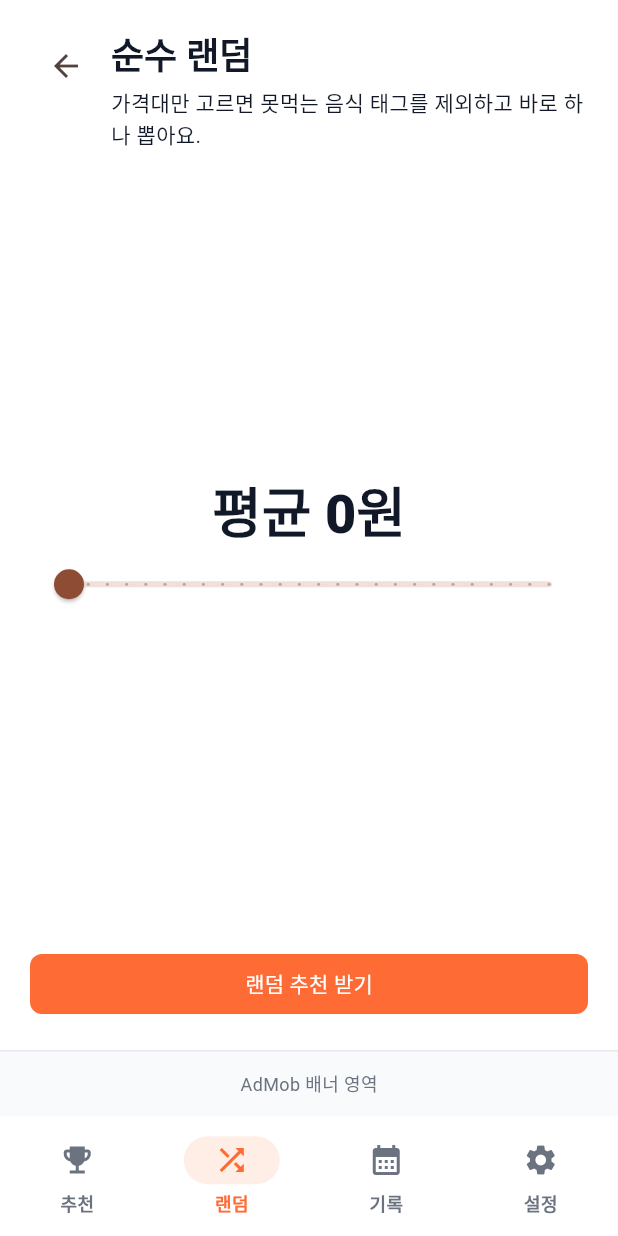
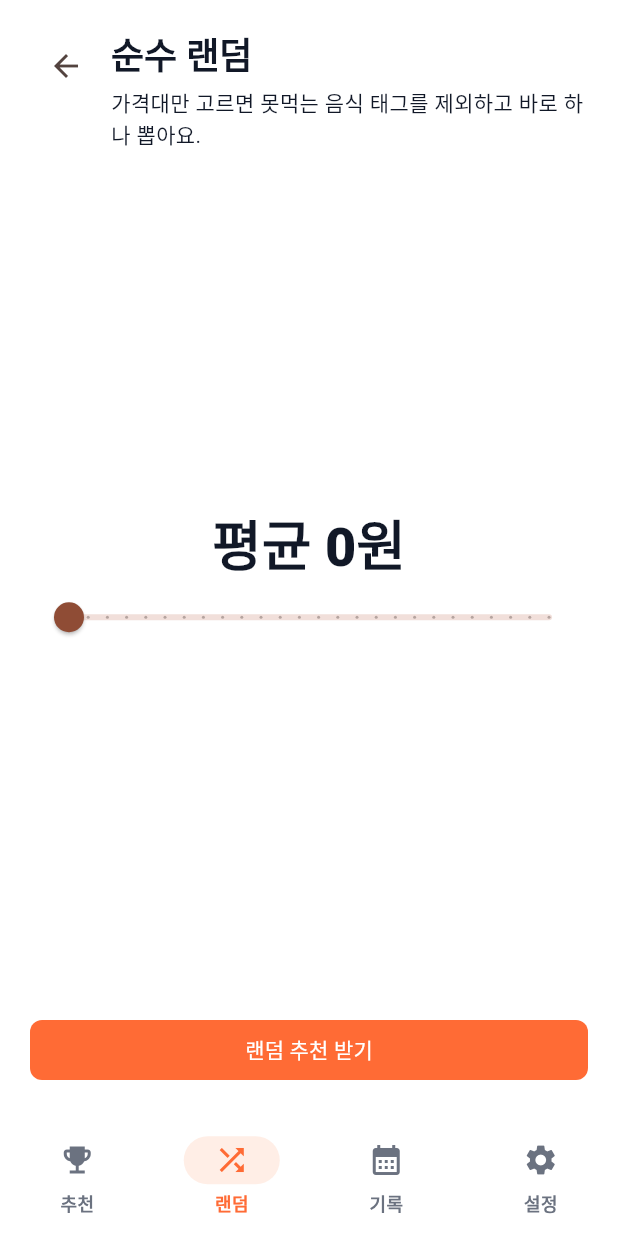
Before and after one commit to donghun712/3min, a Flutter app: the MainShell screen opened directly with empty values, item 2 of the bottom bar chosen, on a phone screen of 412 x 824 dp. Run offline on Flutter 3.47's test engine with Material 3 defaults, Android fonts, the phone set to English and light mode, and no system bars; our stand-ins replace shared_preferences; accounts and stored records are empty.

Commit message:
update redeme

```diff
--- a/lib/main.dart
+++ b/lib/main.dart
@@ -314,7 +314,6 @@
         child: Column(
           children: [
             Expanded(child: pages[_tab]),
-            const AdPlaceholder(),
           ],
         ),
       ),
@@ -2007,7 +2006,7 @@
         border: Border(top: BorderSide(color: appLine)),
       ),
       child: const Text(
-        'AdMob 배너 영역',
+        '',
         style: TextStyle(color: appMutedText, fontSize: 12),
       ),
     );
--- a/pubspec.yaml
+++ b/pubspec.yaml
@@ -1,7 +1,7 @@
 name: three_min_meals
 description: A local-only Flutter MVP for the 3min 3meals food recommendation app.
 publish_to: "none"
-version: 1.0.0+1
+version: 1.0.0+2
 
 environment:
   sdk: ">=3.4.0 <4.0.0"
```
Also changed, not shown: assets/store/feature-graphic.png (added), assets/store/screenshot-01.png (added), assets/store/tablet-10-screenshot-01.png (added), assets/store/tablet-7-screenshot-01.png (added), screen/스크린샷 2026-06-15 003019.png (added), screen/스크린샷 2026-06-15 003129.png (added), screen/스크린샷 2026-06-15 003215.png (added), screen/스크린샷 2026-06-15 003359.png (added), 4 other files.
